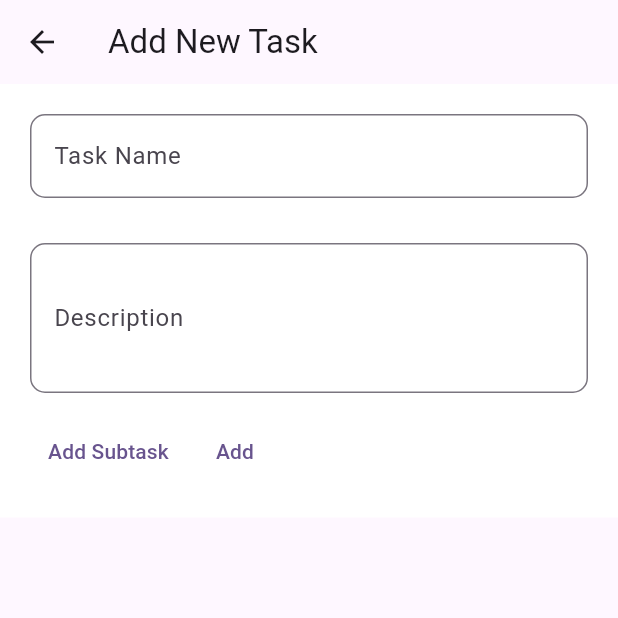
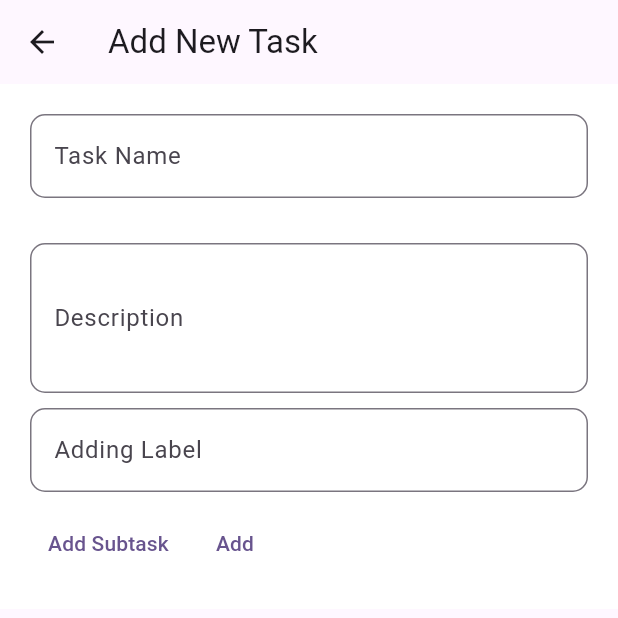
Before and after one commit to SanZarniLwin/todolist, a Flutter app: the screen it shows after launch, after a tap on "Add new task", on a phone screen of 412 x 824 dp, the top half of it. Run offline on Flutter 3.47's test engine with Material 3 defaults, Android fonts, the phone set to English and light mode, and no system bars.

Commit message:
Making category

```diff
--- a/lib/main.dart
+++ b/lib/main.dart
@@ -34,12 +34,14 @@ class Task {
   final String name;
   final String description;
   final List<String> subtasks;
+  final String label;
   final String uuid;
 
   Task({
     required this.name,
     required this.description,
     required this.subtasks,
+    required this.label,
   }) : uuid = const Uuid().v4();
 
   @override
@@ -103,6 +105,75 @@ class TaskWidget extends StatelessWidget {
   }
 }
 
+class TagWidget extends StatelessWidget {
+  final UnmodifiableListView<Task> tasks;
+  const TagWidget({super.key, required this.tasks});
+
+  @override
+  Widget build(BuildContext context) {
+    final labels = tasks.map((task) => task.label).toSet().toList();
+    return Wrap(
+      spacing: 8,
+      children: labels.map(
+        (label) {
+          return GestureDetector(
+            onTap: () {
+              Navigator.of(context).push(
+                MaterialPageRoute(
+                  builder: (context) => TasksByLabelPage(label: label),
+                ),
+              );
+            },
+            child: Container(
+              height: 30,
+              decoration: BoxDecoration(
+                borderRadius: BorderRadius.circular(10),
+                color: Colors.teal,
+              ),
+              child: Text(
+                label,
+                style: TextStyle(
+                  color: Colors.white
+                ),
+              ),
+            ),
+          );
+        }
+      ).toList(),
+    );
+  }
+}
+
+class TasksByLabelPage extends StatelessWidget {
+  final String label;
+  const TasksByLabelPage({super.key, required this.label});
+
+  @override
+  Widget build(BuildContext context) {
+    return Scaffold(
+      appBar: AppBar(
+        title: Text('Tasks under "$label"'),
+      ),
+      body: Consumer<TaskProvider>(
+        builder: (context, value, child) {
+          final filteredTasks = value.item
+              .where((task) => task.label == label)
+              .toList();
+
+          if (filteredTasks.isEmpty) {
+            return const Center(
+              child: Text("No tasks with this label"),
+            );
+          }
+
+          return TaskWidget(tasks: UnmodifiableListView(filteredTasks));
+        },
+      ),
+    );
+  }
+}
+
+
 class TaskDetailWidget extends StatelessWidget {
   final Task task;
 
@@ -143,6 +214,15 @@ class TaskDetailWidget extends StatelessWidget {
                 },
               ),
             ),
+            SizedBox(height: 10,),
+            Text(
+              'Label',
+              style: TextStyle(fontSize: 18, fontWeight: FontWeight.w600),
+            ),
+            Text(
+              task.label,
+              style: TextStyle(fontSize: 16),
+            ),
           ],
         ),
       ),
@@ -166,6 +246,11 @@ class _MyHomePageState extends State<MyHomePage> {
       ),
       body: Column(
         children: [
+          Consumer<TaskProvider>(
+            builder: (context, value, child) {
+              return TagWidget(tasks: value.item);
+            },
+          ),
           Expanded(
             child: Consumer<TaskProvider>(
               builder: (context, value, child) {
@@ -200,6 +285,7 @@ class _AddingTaskWidgetState extends State<AddingTaskWidget> {
   final TextEditingController taskController = TextEditingController();
   final List<TextEditingController> _subtaskControllers = [];
   final TextEditingController descriptionController = TextEditingController();
+  final TextEditingController labelController = TextEditingController();
 
   @override
   void dispose() {
@@ -281,7 +367,17 @@ class _AddingTaskWidgetState extends State<AddingTaskWidget> {
                   ),
                 ),
               ),
-              SizedBox(height: 15,),
+              SizedBox(height: 10,),
+              TextField(
+                controller: labelController,
+                decoration: InputDecoration(
+                  labelText: 'Adding Label',
+                  border: OutlineInputBorder(
+                    borderRadius: BorderRadius.circular(10),
+                  )
+                ),
+              ),
+              SizedBox(height: 10,),
               Row(
                 children: [
                   TextButton(
@@ -295,11 +391,19 @@ class _AddingTaskWidgetState extends State<AddingTaskWidget> {
                       final text = taskController.text;
                       final description = descriptionController.text;
                       final subtasks = _subtaskControllers.map((e) => e.text).toList();
+                      final label = labelController.text;
+                      if (text.isEmpty) {
+                        ScaffoldMessenger.of(context).showSnackBar(
+                          SnackBar(content: Text('Enter Task'))
+                        );
+                        return;
+                      }
                       if (text.isNotEmpty) {
                         final task = Task(
                           name: text,
                           description: description,
                           subtasks: subtasks,
+                          label: label,
                         );
                         context.read<TaskProvider>().add(
                           task,
```
